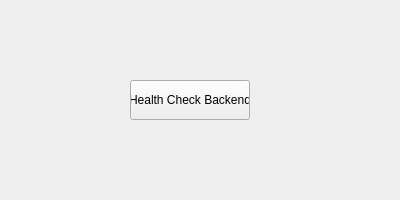
First picture: the form in ui_shell/mainwindow.ui, repository pka5667/parsemind-studio, before the edit.
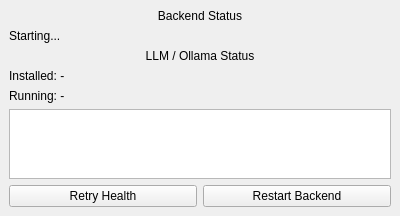
Second picture: the form after the edit.

Commit message: Auto start backend and show ollama status on client UI

Diff of the .ui file:
```diff
--- a/ui_shell/mainwindow.ui
+++ b/ui_shell/mainwindow.ui
@@ -14,19 +14,74 @@
    <string>ParseMind - Basic UI</string>
   </property>
   <widget class="QWidget" name="centralwidget">
-   <widget class="QPushButton" name="btnStart">
-    <property name="geometry">
-     <rect>
-      <x>130</x>
-      <y>80</y>
-      <width>120</width>
-      <height>40</height>
-     </rect>
-    </property>
-    <property name="text">
-     <string>Health Check Backend</string>
-    </property>
-   </widget>
+   <layout class="QVBoxLayout" name="verticalLayout">
+    <item>
+     <widget class="QLabel" name="lblBackendHeader">
+      <property name="text">
+       <string>Backend Status</string>
+      </property>
+      <property name="alignment">
+       <set>Qt::AlignCenter</set>
+      </property>
+     </widget>
+    </item>
+    <item>
+     <widget class="QLabel" name="lblBackendStatus">
+      <property name="text">
+       <string>Starting...</string>
+      </property>
+     </widget>
+    </item>
+    <item>
+     <widget class="QLabel" name="lblOllamaHeader">
+      <property name="text">
+       <string>LLM / Ollama Status</string>
+      </property>
+      <property name="alignment">
+       <set>Qt::AlignCenter</set>
+      </property>
+     </widget>
+    </item>
+    <item>
+     <widget class="QLabel" name="lblOllamaInstalled">
+      <property name="text">
+       <string>Installed: -</string>
+      </property>
+     </widget>
+    </item>
+    <item>
+     <widget class="QLabel" name="lblOllamaRunning">
+      <property name="text">
+       <string>Running: -</string>
+      </property>
+     </widget>
+    </item>
+    <item>
+     <widget class="QListWidget" name="listModels">
+      <property name="toolTip">
+       <string>Detected LLM models</string>
+      </property>
+     </widget>
+    </item>
+    <item>
+     <layout class="QHBoxLayout" name="hButtons">
+      <item>
+       <widget class="QPushButton" name="btnRetryHealth">
+        <property name="text">
+         <string>Retry Health</string>
+        </property>
+       </widget>
+      </item>
+      <item>
+       <widget class="QPushButton" name="btnRestartBackend">
+        <property name="text">
+         <string>Restart Backend</string>
+        </property>
+       </widget>
+      </item>
+     </layout>
+    </item>
+   </layout>
   </widget>
  </widget>
  <resources/>
```
The commit also changes 4 other files.
